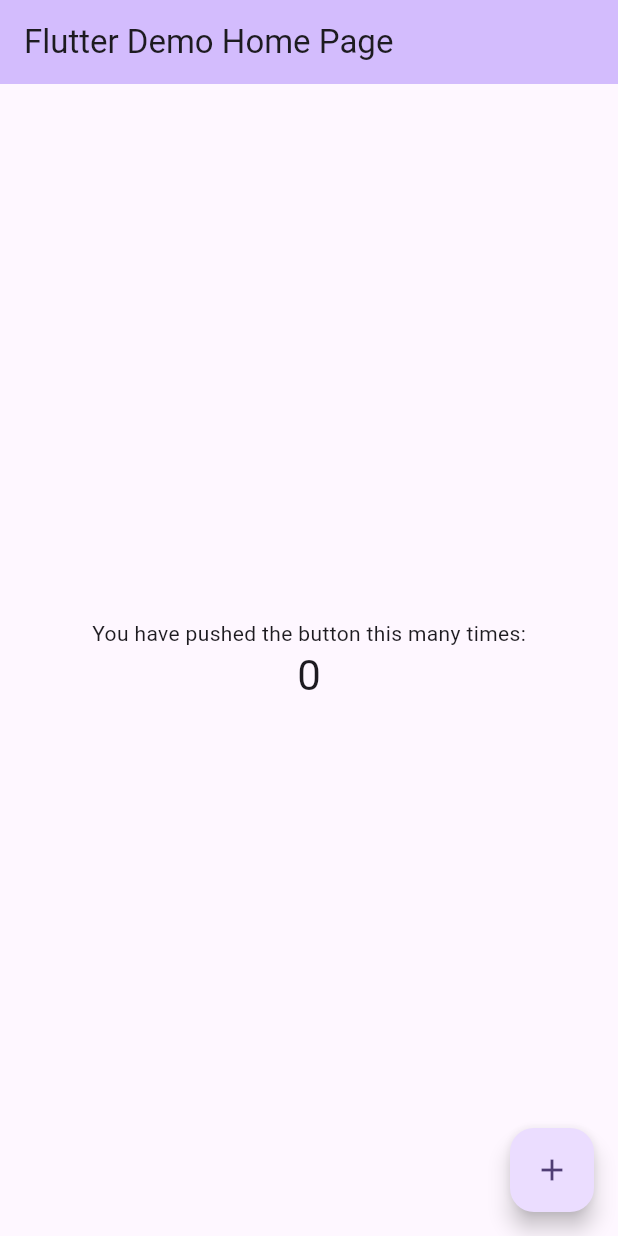
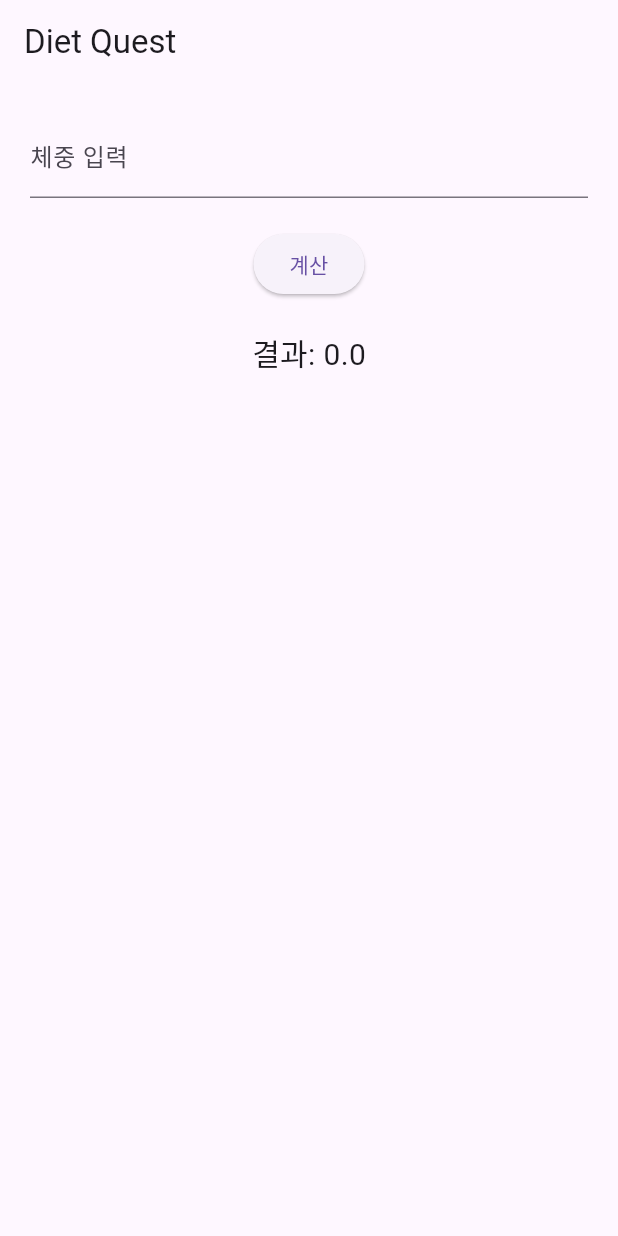
Before and after one commit to ShimMinGi/diet_quest_app, a Flutter app: the screen it shows after launch, on a phone screen of 412 x 824 dp. Run offline on Flutter 3.47's test engine with Material 3 defaults, Android fonts, the light colour scheme and no system bars.

Commit message:
Feat: Example UI Code

```diff
--- a/lib/main.dart
+++ b/lib/main.dart
@@ -1,122 +1,66 @@
 import 'package:flutter/material.dart';
 
 void main() {
-  runApp(const MyApp());
+  runApp(DietApp());
 }
 
-class MyApp extends StatelessWidget {
-  const MyApp({super.key});
-
-  // This widget is the root of your application.
+class DietApp extends StatelessWidget {
   @override
   Widget build(BuildContext context) {
     return MaterialApp(
-      title: 'Flutter Demo',
-      theme: ThemeData(
-        // This is the theme of your application.
-        //
-        // TRY THIS: Try running your application with "flutter run". You'll see
-        // the application has a purple toolbar. Then, without quitting the app,
-        // try changing the seedColor in the colorScheme below to Colors.green
-        // and then invoke "hot reload" (save your changes or press the "hot
-        // reload" button in a Flutter-supported IDE, or press "r" if you used
-        // the command line to start the app).
-        //
-        // Notice that the counter didn't reset back to zero; the application
-        // state is not lost during the reload. To reset the state, use hot
-        // restart instead.
-        //
-        // This works for code too, not just values: Most code changes can be
-        // tested with just a hot reload.
-        colorScheme: .fromSeed(seedColor: Colors.deepPurple),
-      ),
-      home: const MyHomePage(title: 'Flutter Demo Home Page'),
+      home: DietPage(),
     );
   }
 }
 
-class MyHomePage extends StatefulWidget {
-  const MyHomePage({super.key, required this.title});
-
-  // This widget is the home page of your application. It is stateful, meaning
-  // that it has a State object (defined below) that contains fields that affect
-  // how it looks.
-
-  // This class is the configuration for the state. It holds the values (in this
-  // case the title) provided by the parent (in this case the App widget) and
-  // used by the build method of the State. Fields in a Widget subclass are
-  // always marked "final".
-
-  final String title;
-
+class DietPage extends StatefulWidget {
   @override
-  State<MyHomePage> createState() => _MyHomePageState();
+  _DietPageState createState() => _DietPageState();
 }
 
-class _MyHomePageState extends State<MyHomePage> {
-  int _counter = 0;
+class _DietPageState extends State<DietPage> {
+  TextEditingController weightController = TextEditingController();
 
-  void _incrementCounter() {
+  double weight = 0;
+  double result = 0;
+
+  void calculate() {
     setState(() {
-      // This call to setState tells the Flutter framework that something has
-      // changed in this State, which causes it to rerun the build method below
-      // so that the display can reflect the updated values. If we changed
-      // _counter without calling setState(), then the build method would not be
-      // called again, and so nothing would appear to happen.
-      _counter++;
+      weight = double.tryParse(weightController.text) ?? 0;
+      result = weight - 1; // 임시 계산
     });
   }
 
   @override
   Widget build(BuildContext context) {
-    // This method is rerun every time setState is called, for instance as done
-    // by the _incrementCounter method above.
-    //
-    // The Flutter framework has been optimized to make rerunning build methods
-    // fast, so that you can just rebuild anything that needs updating rather
-    // than having to individually change instances of widgets.
     return Scaffold(
       appBar: AppBar(
-        // TRY THIS: Try changing the color here to a specific color (to
-        // Colors.amber, perhaps?) and trigger a hot reload to see the AppBar
-        // change color while the other colors stay the same.
-        backgroundColor: Theme.of(context).colorScheme.inversePrimary,
-        // Here we take the value from the MyHomePage object that was created by
-        // the App.build method, and use it to set our appbar title.
-        title: Text(widget.title),
+        title: Text("Diet Quest"),
       ),
-      body: Center(
-        // Center is a layout widget. It takes a single child and positions it
-        // in the middle of the parent.
+      body: Padding(
+        padding: EdgeInsets.all(20),
         child: Column(
-          // Column is also a layout widget. It takes a list of children and
-          // arranges them vertically. By default, it sizes itself to fit its
-          // children horizontally, and tries to be as tall as its parent.
-          //
-          // Column has various properties to control how it sizes itself and
-          // how it positions its children. Here we use mainAxisAlignment to
-          // center the children vertically; the main axis here is the vertical
-          // axis because Columns are vertical (the cross axis would be
-          // horizontal).
-          //
-          // TRY THIS: Invoke "debug painting" (choose the "Toggle Debug Paint"
-          // action in the IDE, or press "p" in the console), to see the
-          // wireframe for each widget.
-          mainAxisAlignment: .center,
           children: [
-            const Text('You have pushed the button this many times:'),
+            TextField(
+              controller: weightController,
+              keyboardType: TextInputType.number,
+              decoration: InputDecoration(
+                labelText: "체중 입력",
+              ),
+            ),
+            SizedBox(height: 20),
+            ElevatedButton(
+              onPressed: calculate,
+              child: Text("계산"),
+            ),
+            SizedBox(height: 20),
             Text(
-              '$_counter',
-              style: Theme.of(context).textTheme.headlineMedium,
+              "결과: $result",
+              style: TextStyle(fontSize: 20),
             ),
           ],
         ),
       ),
-      floatingActionButton: FloatingActionButton(
-        onPressed: _incrementCounter,
-        tooltip: 'Increment',
-        child: const Icon(Icons.add),
-      ),
     );
   }
 }
```
